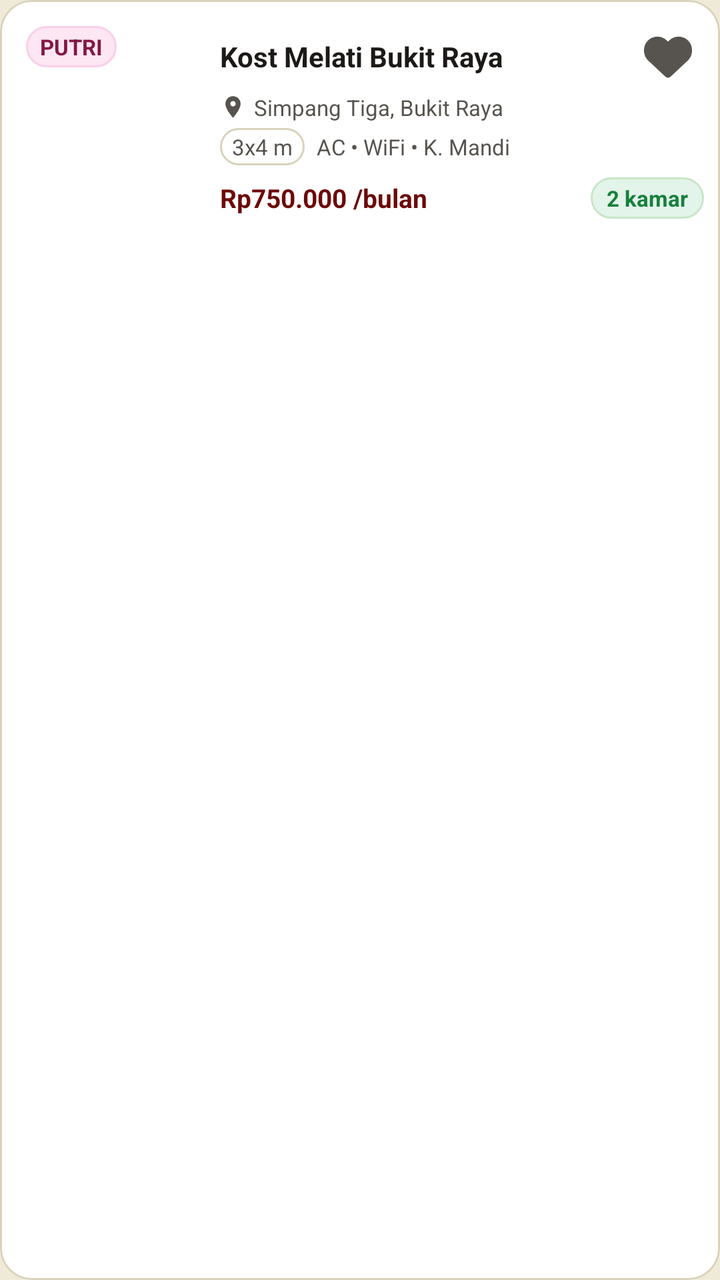
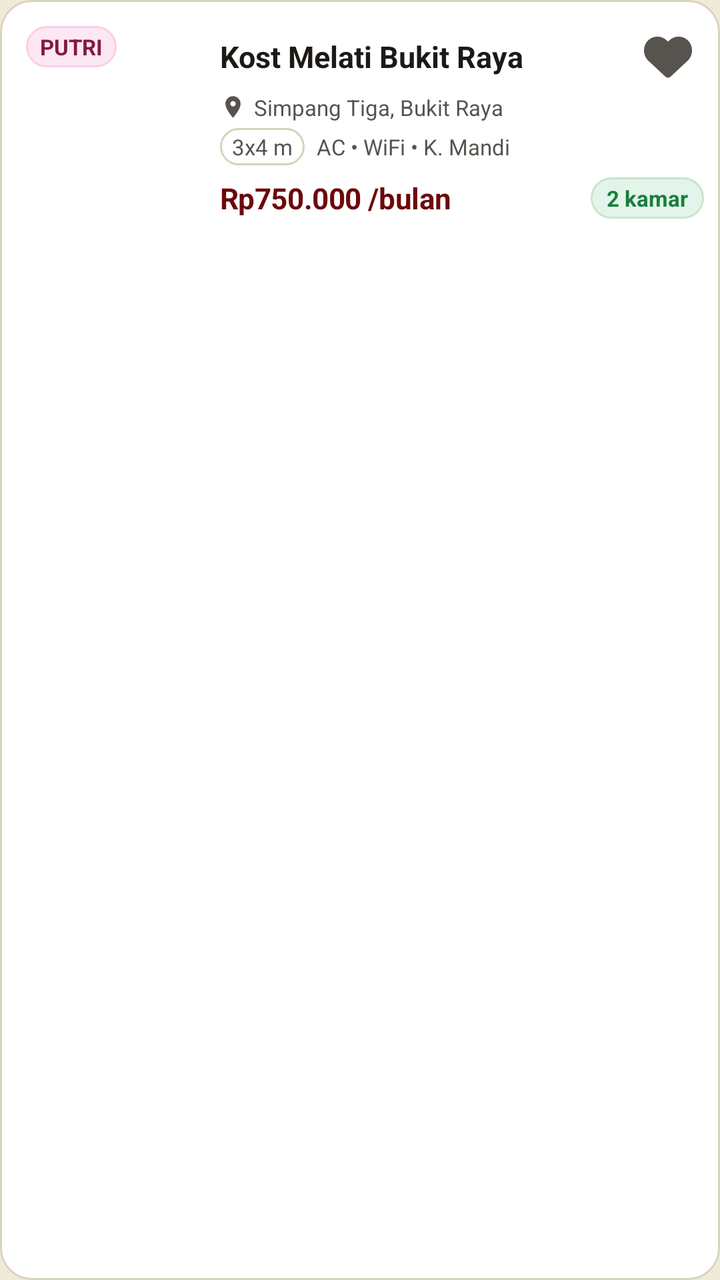

Compare the two renders of this Android layout. The source of the first and the diff that turns it into the second are given below.
<!-- AndroidManifest.xml: application theme Theme.CariKostKita -->
<!-- res/layout/item_kost_card.xml -->
<?xml version="1.0" encoding="utf-8"?>
<com.google.android.material.card.MaterialCardView xmlns:android="http://schemas.android.com/apk/res/android"
    xmlns:app="http://schemas.android.com/apk/res-auto"
    android:id="@+id/card_kost_root"
    android:layout_width="match_parent"
    android:layout_height="wrap_content"
    android:layout_marginHorizontal="16dp"
    android:layout_marginVertical="6dp"
    app:cardBackgroundColor="@color/surface"
    app:cardCornerRadius="16dp"
    app:cardElevation="0dp"
    app:strokeColor="@color/border_subtle"
    app:strokeWidth="1dp">

    <LinearLayout
        android:layout_width="match_parent"
        android:layout_height="wrap_content"
        android:orientation="horizontal"
        android:padding="8dp">

        
        <FrameLayout
            android:layout_width="92dp"
            android:layout_height="104dp">

            
            <com.google.android.material.imageview.ShapeableImageView
                android:id="@+id/iv_kost_thumbnail"
                android:layout_width="92dp"
                android:layout_height="104dp"
                android:contentDescription="Foto Kost"
                android:scaleType="centerCrop"
                app:shapeAppearanceOverlay="@style/ShapeAppearance.CariKostKita.ThumbRadius14" />

            
            <LinearLayout
                android:id="@+id/layout_thumb_placeholder"
                android:layout_width="92dp"
                android:layout_height="104dp"
                android:background="@drawable/bg_thumb_placeholder"
                android:gravity="center"
                android:orientation="vertical"
                android:padding="6dp"
                android:visibility="gone">

                <ImageView
                    android:layout_width="22dp"
                    android:layout_height="22dp"
                    android:contentDescription="Placeholder"
                    android:src="@drawable/ic_nav_home"
                    app:tint="@color/placeholder_icon" />

                <TextView
                    android:layout_width="wrap_content"
                    android:layout_height="wrap_content"
                    android:layout_marginTop="3dp"
                    android:gravity="center"
                    android:text="Foto belum\ntersedia"
                    android:textColor="@color/placeholder_text"
                    android:textSize="11sp" />
            </LinearLayout>

            
            <TextView
                android:id="@+id/tv_badge_tipe"
                android:layout_width="wrap_content"
                android:layout_height="wrap_content"
                android:layout_gravity="top|start"
                android:layout_margin="5dp"
                android:background="@drawable/bg_badge_putri"
                android:paddingHorizontal="7dp"
                android:paddingVertical="3dp"
                android:text="PUTRI"
                android:textColor="@color/badge_putri"
                android:textSize="11sp"
                android:textStyle="bold" />

        </FrameLayout>

        
        <LinearLayout
            android:layout_width="0dp"
            android:layout_height="104dp"
            android:layout_marginStart="10dp"
            android:layout_weight="1"
            android:gravity="center_vertical"
            android:orientation="vertical">

            
            <LinearLayout
                android:layout_width="match_parent"
                android:layout_height="wrap_content"
                android:gravity="center_vertical"
                android:orientation="horizontal">

                <TextView
                    android:id="@+id/tv_kost_name"
                    android:layout_width="0dp"
                    android:layout_height="wrap_content"
                    android:layout_weight="1"
                    android:ellipsize="end"
                    android:maxLines="1"
                    android:text="Kost Melati Bukit Raya"
                    android:textColor="@color/text_primary"
                    android:textSize="14sp"
                    android:textStyle="bold" />

                <ImageButton
                    android:id="@+id/btn_favorite_toggle"
                    android:layout_width="36dp"
                    android:layout_height="36dp"
                    android:background="?attr/selectableItemBackgroundBorderless"
                    android:contentDescription="Simpan Favorit"
                    android:padding="6dp"
                    android:scaleType="fitCenter"
                    android:src="@drawable/ic_heart_outline" />
            </LinearLayout>

            
            <LinearLayout
                android:layout_width="match_parent"
                android:layout_height="wrap_content"
                android:gravity="center_vertical"
                android:orientation="horizontal">

                <ImageView
                    android:layout_width="13dp"
                    android:layout_height="13dp"
                    android:contentDescription="Lokasi"
                    android:src="@drawable/ic_location_pin"
                    app:tint="@color/text_secondary" />

                <TextView
                    android:id="@+id/tv_kost_location"
                    android:layout_width="0dp"
                    android:layout_height="wrap_content"
                    android:layout_marginStart="4dp"
                    android:layout_weight="1"
                    android:ellipsize="end"
                    android:maxLines="1"
                    android:text="Simpang Tiga, Bukit Raya"
                    android:textColor="@color/text_secondary"
                    android:textSize="11sp" />
            </LinearLayout>

            
            <LinearLayout
                android:layout_width="match_parent"
                android:layout_height="wrap_content"
                android:layout_marginTop="3dp"
                android:gravity="center_vertical"
                android:orientation="horizontal">

                <TextView
                    android:id="@+id/tv_kost_room_specs"
                    android:layout_width="wrap_content"
                    android:layout_height="wrap_content"
                    android:background="@drawable/bg_badge_kategori_unselected"
                    android:paddingHorizontal="6dp"
                    android:paddingVertical="2dp"
                    android:text="3x4 m"
                    android:textColor="@color/text_secondary"
                    android:textSize="11sp" />

                <TextView
                    android:id="@+id/tv_kost_electricity"
                    android:layout_width="wrap_content"
                    android:layout_height="wrap_content"
                    android:layout_marginStart="4dp"
                    android:background="@drawable/bg_pill_listrik"
                    android:paddingHorizontal="6dp"
                    android:paddingVertical="2dp"
                    android:text="All-in Listrik"
                    android:textColor="#2E7D32"
                    android:textSize="10sp"
                    android:textStyle="bold"
                    android:visibility="gone" />

                <TextView
                    android:id="@+id/tv_kost_facilities"
                    android:layout_width="0dp"
                    android:layout_height="wrap_content"
                    android:layout_marginStart="6dp"
                    android:layout_weight="1"
                    android:ellipsize="end"
                    android:maxLines="1"
                    android:text="AC • WiFi • K. Mandi"
                    android:textColor="@color/text_secondary"
                    android:textSize="11sp" />
            </LinearLayout>

            
            <LinearLayout
                android:layout_width="match_parent"
                android:layout_height="wrap_content"
                android:layout_marginTop="6dp"
                android:gravity="center_vertical"
                android:orientation="horizontal">

                <TextView
                    android:id="@+id/tv_kost_price"
                    android:layout_width="0dp"
                    android:layout_height="wrap_content"
                    android:layout_weight="1"
                    android:text="Rp750.000 /bulan"
                    android:textColor="@color/primary"
                    android:textSize="13sp"
                    android:textStyle="bold" />

                
                <TextView
                    android:id="@+id/tv_kost_status"
                    android:layout_width="wrap_content"
                    android:layout_height="wrap_content"
                    android:background="@drawable/bg_pill_tersedia"
                    android:paddingHorizontal="8dp"
                    android:paddingVertical="3dp"
                    android:text="2 kamar"
                    android:textColor="@color/status_tersedia"
                    android:textSize="11sp"
                    android:textStyle="bold" />
            </LinearLayout>

        </LinearLayout>
    </LinearLayout>

</com.google.android.material.card.MaterialCardView>
<!-- resources referenced by this layout -->
<resources>
  <color name="badge_putri">#831843</color>
  <color name="border_subtle">#D8D2BC</color>
  <color name="placeholder_icon">#6D0808</color>
  <color name="placeholder_text">#620808</color>
  <color name="primary">#6D0808</color>
  <color name="status_tersedia">#16803C</color>
  <color name="surface">#FFFFFF</color>
  <color name="text_primary">#1C1917</color>
  <color name="text_secondary">#57534E</color>
  <!-- drawable bg_badge_kategori_unselected (drawable) -->
  <?xml version="1.0" encoding="utf-8"?>
  <shape xmlns:android="http://schemas.android.com/apk/res/android"
      android:shape="rectangle">
      <solid android:color="@color/surface" />
      <stroke
          android:width="1dp"
          android:color="@color/border" />
      <corners android:radius="20dp" />
  </shape>
  <!-- drawable bg_badge_putri (drawable) -->
  <?xml version="1.0" encoding="utf-8"?>
  <shape xmlns:android="http://schemas.android.com/apk/res/android">
      <solid android:color="@color/badge_putri_soft" />
      <stroke android:width="1dp" android:color="#FBCFE8" />
      <corners android:radius="99dp" />
  </shape>
  <!-- drawable bg_pill_listrik (drawable) -->
  <?xml version="1.0" encoding="utf-8"?>
  <shape xmlns:android="http://schemas.android.com/apk/res/android">
      <solid android:color="#E8F5E9" />
      <stroke android:width="1dp" android:color="#A5D6A7" />
      <corners android:radius="99dp" />
  </shape>
  <!-- drawable bg_pill_tersedia (drawable) -->
  <?xml version="1.0" encoding="utf-8"?>
  <shape xmlns:android="http://schemas.android.com/apk/res/android">
      <solid android:color="@color/status_tersedia_soft" />
      <stroke android:width="1dp" android:color="#C8E6C9" />
      <corners android:radius="99dp" />
  </shape>
  <!-- drawable bg_thumb_placeholder (drawable) -->
  <?xml version="1.0" encoding="utf-8"?>
  <shape xmlns:android="http://schemas.android.com/apk/res/android"
      android:shape="rectangle">
      <solid android:color="@color/placeholder_bg" />
      <corners android:radius="14dp" />
  </shape>
  <!-- drawable ic_nav_home (drawable) -->
  <vector xmlns:android="http://schemas.android.com/apk/res/android"
      android:width="24dp"
      android:height="24dp"
      android:viewportWidth="24"
      android:viewportHeight="24">
      <path
          android:fillColor="@color/text_primary"
          android:pathData="M10,20v-6h4v6h5v-8h3L12,3 2,12h3v8z"/>
  </vector>
  <style name="ShapeAppearance.CariKostKita.ThumbRadius14" parent="">
          <item name="cornerSize">14dp</item>
      </style>
  <color name="border">#D8D2BC</color>
  <color name="badge_putri_soft">#FCE7F3</color>
  <color name="status_tersedia_soft">#E3F4EA</color>
  <color name="placeholder_bg">#F4EFE0</color>
  <color name="primary_dark">#620808</color>
  <color name="on_primary">#EEEAD7</color>
  <color name="primary_soft">#F4EFE0</color>
  <color name="background">#EEEAD7</color>
  <!-- unchanged entries left out for length: 3 -->
</resources>

<!-- the commit's change to res/layout/item_kost_card.xml (unified diff, before → after) -->
@@ -44,20 +44,19 @@
                 android:visibility="gone">
 
                 <ImageView
-                    android:layout_width="22dp"
-                    android:layout_height="22dp"
+                    android:layout_width="26dp"
+                    android:layout_height="26dp"
                     android:contentDescription="Placeholder"
-                    android:src="@drawable/ic_nav_home"
-                    app:tint="@color/placeholder_icon" />
-
-                <TextView
-                    android:layout_width="wrap_content"
-                    android:layout_height="wrap_content"
-                    android:layout_marginTop="3dp"
+                    android:src="@drawable/ic_placeholder_room" />
+
+                <TextView
+                    android:layout_width="wrap_content"
+                    android:layout_height="wrap_content"
+                    android:layout_marginTop="4dp"
                     android:gravity="center"
-                    android:text="Foto belum\ntersedia"
-                    android:textColor="@color/placeholder_text"
-                    android:textSize="11sp" />
+                    android:text="Foto sedang\ndisiapkan"
+                    android:textColor="@color/text_muted"
+                    android:textSize="10.5sp" />
             </LinearLayout>
 
             
@@ -102,7 +101,7 @@
                     android:maxLines="1"
                     android:text="Kost Melati Bukit Raya"
                     android:textColor="@color/text_primary"
-                    android:textSize="14sp"
+                    android:textSize="15sp"
                     android:textStyle="bold" />
 
                 <ImageButton
@@ -202,9 +201,10 @@
                     android:layout_width="0dp"
                     android:layout_height="wrap_content"
                     android:layout_weight="1"
+                    android:letterSpacing="-0.01"
                     android:text="Rp750.000 /bulan"
                     android:textColor="@color/primary"
-                    android:textSize="13sp"
+                    android:textSize="14.5sp"
                     android:textStyle="bold" />
 
                 
<!-- resource entries referenced after the edit -->
@@ -2,11 +2,10 @@
 <resources>
   <color name="badge_putri">#831843</color>
   <color name="border_subtle">#D8D2BC</color>
-  <color name="placeholder_icon">#6D0808</color>
-  <color name="placeholder_text">#620808</color>
   <color name="primary">#6D0808</color>
   <color name="status_tersedia">#16803C</color>
   <color name="surface">#FFFFFF</color>
+  <color name="text_muted">#6B645E</color>
   <color name="text_primary">#1C1917</color>
   <color name="text_secondary">#57534E</color>
   <!-- drawable bg_badge_kategori_unselected (drawable) -->
@@ -44,18 +43,43 @@
   <?xml version="1.0" encoding="utf-8"?>
   <shape xmlns:android="http://schemas.android.com/apk/res/android"
       android:shape="rectangle">
-      <solid android:color="@color/placeholder_bg" />
+      <gradient
+          android:angle="270"
+          android:startColor="#FAF8F0"
+          android:endColor="#F0E9D7" />
+      <stroke
+          android:width="1dp"
+          android:color="@color/border_subtle" />
       <corners android:radius="14dp" />
   </shape>
-  <!-- drawable ic_nav_home (drawable) -->
+  <!-- drawable ic_placeholder_room (drawable) -->
+  <?xml version="1.0" encoding="utf-8"?>
   <vector xmlns:android="http://schemas.android.com/apk/res/android"
-      android:width="24dp"
-      android:height="24dp"
-      android:viewportWidth="24"
-      android:viewportHeight="24">
+      android:width="32dp"
+      android:height="32dp"
+      android:viewportWidth="32"
+      android:viewportHeight="32">
+      
       <path
-          android:fillColor="@color/text_primary"
-          android:pathData="M10,20v-6h4v6h5v-8h3L12,3 2,12h3v8z"/>
+          android:strokeColor="@color/primary_light"
+          android:strokeWidth="1.6"
+          android:strokeLineCap="round"
+          android:strokeLineJoin="round"
+          android:pathData="M5,27 L5,11 L16,4 L27,11 L27,27 L5,27 Z" />
+      
+      <path
+          android:strokeColor="@color/primary_light"
+          android:strokeWidth="1.4"
+          android:strokeLineCap="round"
+          android:strokeLineJoin="round"
+          android:pathData="M12,27 L12,17 C12,16.4 12.4,16 13,16 L19,16 C19.6,16 20,16.4 20,17 L20,27" />
+      
+      <path
+          android:strokeColor="@color/accent_gold"
+          android:strokeWidth="1.2"
+          android:strokeLineCap="round"
+          android:strokeLineJoin="round"
+          android:pathData="M14,10 L18,10 M16,8 L16,12" />
   </vector>
   <style name="ShapeAppearance.CariKostKita.ThumbRadius14" parent="">
           <item name="cornerSize">14dp</item>
@@ -63,7 +87,8 @@
   <color name="border">#D8D2BC</color>
   <color name="badge_putri_soft">#FCE7F3</color>
   <color name="status_tersedia_soft">#E3F4EA</color>
-  <color name="placeholder_bg">#F4EFE0</color>
+  <color name="primary_light">#8C1818</color>
+  <color name="accent_gold">#E0B15A</color>
   <color name="primary_dark">#620808</color>
   <color name="on_primary">#EEEAD7</color>
   <color name="primary_soft">#F4EFE0</color>
